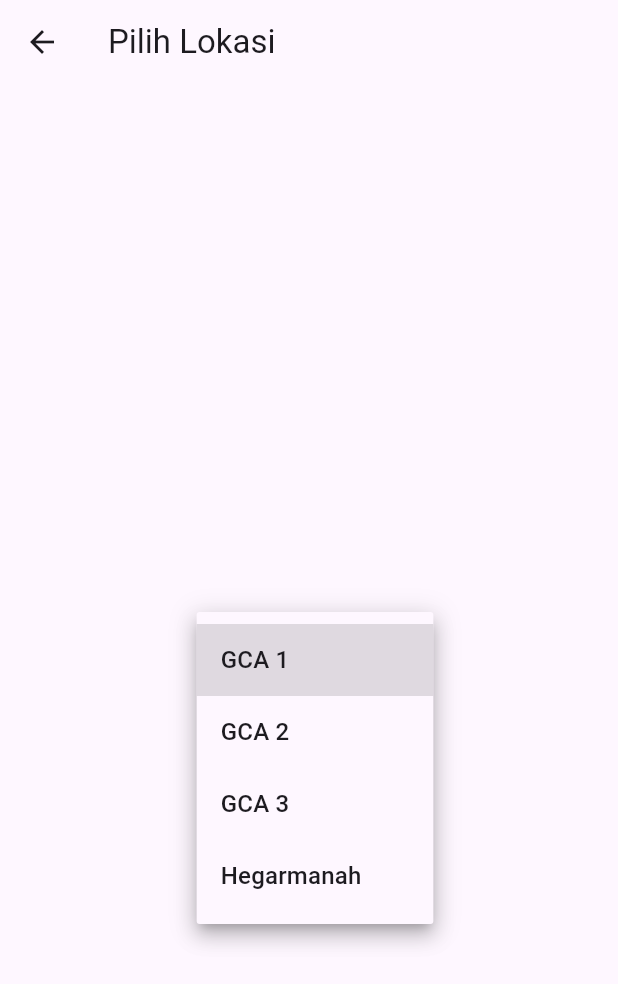
After one commit to IlhamNovianto/MOD_ALL, a Flutter app: the Pilihbuilding screen opened directly, after a tap on "Pilih Lokasi", on a phone screen of 412 x 824 dp. The commit adds this screen. Shown: the top 984 px of the screen. Run offline on Flutter 3.47's test engine with Material 3 defaults, Android fonts, the light colour scheme and no system bars; our stand-ins replace connectivity_plus, get, package_info_plus, shared_preferences; accounts and stored records are empty; network calls fail.

Commit message:
update on mac

```diff
--- /dev/null
+++ b/devtools_options.yaml
@@ -0,0 +1,3 @@
+description: This file stores settings for Dart & Flutter DevTools.
+documentation: https://docs.flutter.dev/tools/devtools/extensions#configure-extension-enablement-states
+extensions:
--- /dev/null
+++ b/lib/Util/Pilih Build/dataBuild.dart
@@ -0,0 +1,8 @@
+class LocationData {
+  static List<String> locations = [
+    "GCA 1",
+    "GCA 2",
+    "GCA 3",
+    "Hegarmanah",
+  ];
+}
--- a/lib/Util/validation/input_fields_notNull.dart
+++ b/lib/Util/validation/input_fields_notNull.dart
@@ -6,7 +6,8 @@ class InputTextFieldWidgetNotNull extends StatelessWidget {
   final TextEditingController textEditingController;
   final String hintText;
 
-  InputTextFieldWidgetNotNull(this.textEditingController, this.hintText);
+  const InputTextFieldWidgetNotNull(this.textEditingController, this.hintText,
+      {super.key});
   @override
   Widget build(BuildContext context) {
     return Container(
--- a/lib/Util/validation/input_fields_passwordValidation.dart
+++ b/lib/Util/validation/input_fields_passwordValidation.dart
@@ -9,10 +9,10 @@ class InputTextFieldWidgetPassword extends StatefulWidget {
   final String hintText;
 
   const InputTextFieldWidgetPassword({
-    Key? key,
+    super.key,
     required this.textEditingController,
     required this.hintText,
-  }) : super(key: key);
+  });
 
   @override
   State<InputTextFieldWidgetPassword> createState() =>
--- /dev/null
+++ b/lib/View/ChoseBuilding/PilihBuilding.dart
@@ -0,0 +1,37 @@
+import 'package:flutter/material.dart';
+import 'package:manager_on_duty/Util/Pilih%20Build/dataBuild.dart';
+
+class Pilihbuilding extends StatefulWidget {
+  const Pilihbuilding({super.key});
+
+  @override
+  State<Pilihbuilding> createState() => _PilihbuildingState();
+}
+
+class _PilihbuildingState extends State<Pilihbuilding> {
+  String? selectedValue; // nilai yang dipilih
+
+  @override
+  Widget build(BuildContext context) {
+    return Scaffold(
+      appBar: AppBar(title: const Text("Pilih Lokasi")),
+      body: Center(
+        child: DropdownButton<String>(
+          hint: const Text("Pilih Lokasi"),
+          value: selectedValue,
+          items: LocationData.locations.map((location) {
+            return DropdownMenuItem(
+              value: location,
+              child: Text(location),
+            );
+          }).toList(),
+          onChanged: (value) {
+            setState(() {
+              selectedValue = value;
+            });
+          },
+        ),
+      ),
+    );
+  }
+}
--- a/lib/View/LoginView/LoginView.dart
+++ b/lib/View/LoginView/LoginView.dart
@@ -43,7 +43,8 @@ class _LoginPageState extends State<LoginPage> {
                             height: 420,
                             decoration: BoxDecoration(
                                 borderRadius: BorderRadius.circular(15.0),
-                                color: Color.fromARGB(221, 255, 255, 255)),
+                                color:
+                                    const Color.fromARGB(221, 255, 255, 255)),
                             child: SingleChildScrollView(
                               child: Column(
                                 children: [
--- a/lib/View/SplashScreen/SplashScreen_Controller.dart
+++ b/lib/View/SplashScreen/SplashScreen_Controller.dart
@@ -3,7 +3,7 @@ import 'package:manager_on_duty/Util/getVersion.dart';
 import 'package:package_info_plus/package_info_plus.dart';
 import 'package:shared_preferences/shared_preferences.dart';
 
-import '../LoginView/LoginView.dart';
+import '../ChoseBuilding/PilihBuilding.dart';
 
 class SplashScreenController extends GetxController {
   late SharedPreferences prefs;
@@ -39,7 +39,8 @@ class SplashScreenController extends GetxController {
     //SharedPreferences clearprefs = await SharedPreferences.getInstance();
 
     Future.delayed(const Duration(seconds: 3), () {
-      Get.off(const LoginPage());
+      Get.off(const Pilihbuilding());
+      // Get.off(const LoginPage());
     });
   }
 }
```
Also changed, not shown: lib/Util/validation/input_fields_emailValidation.dart (+5 -8 lines), pubspec.lock, 7 other files.
